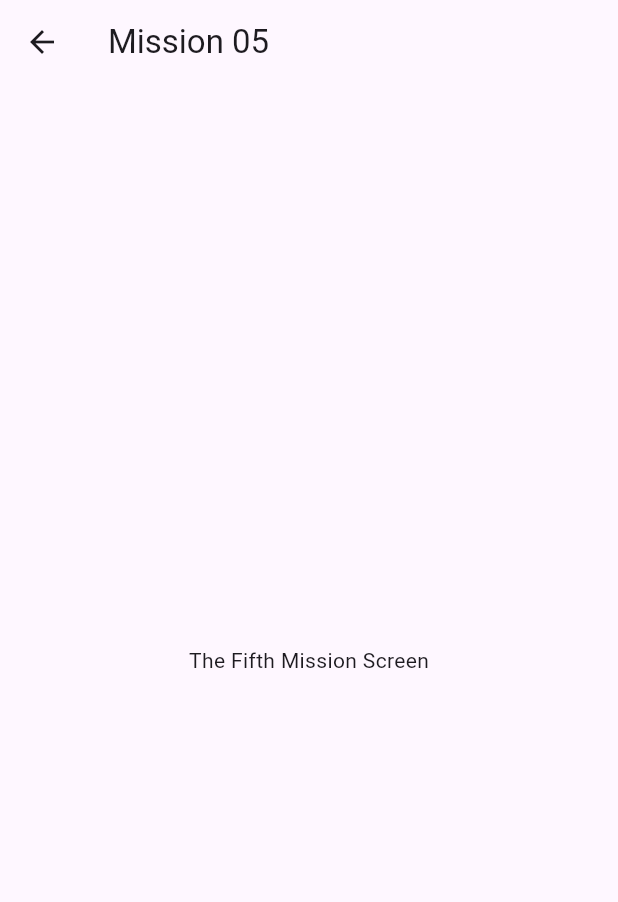
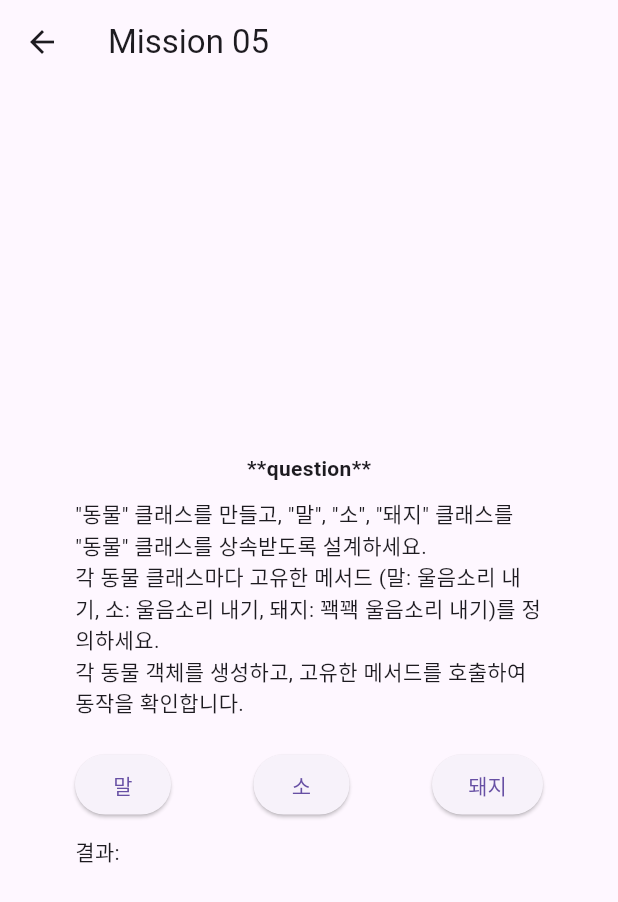
Before and after one commit to drfxsw/flutter_pre, a Flutter app: the Mission05Screen screen opened directly, on a phone screen of 412 x 824 dp. Shown: the top 902 px of the screen. Run offline on Flutter 3.47's test engine with Material 3 defaults, Android fonts, the phone set to English and light mode, and no system bars.

Commit message:
feat: 미션5

```diff
--- a/lib/components/mission_05.dart
+++ b/lib/components/mission_05.dart
@@ -1,16 +1,109 @@
 
 import 'package:flutter/material.dart';
 
-class Mission05Screen extends StatelessWidget {
+class Mission05Screen extends StatefulWidget {
+  const Mission05Screen({super.key});
+
+  @override
+  _Mission05ScreenState createState() => _Mission05ScreenState();
+}
+class _Mission05ScreenState extends State<Mission05Screen> {
+  String result = '';
+
   @override
   Widget build(BuildContext context) {
     return Scaffold(
       appBar: AppBar(
-        title: Text('Mission 05'),
+        title: const Text('Mission 05'),
       ),
       body: Center(
-        child: Text('The Fifth Mission Screen'),
+        child: Column(
+          mainAxisAlignment: MainAxisAlignment.center,
+          children: <Widget>[
+            const Text(
+              '**question**',
+              style: TextStyle(fontWeight: FontWeight.bold),
+            ),
+            const SizedBox(height: 10), // 여백
+            Container(
+                margin: const EdgeInsets.symmetric(horizontal: 50),
+                child: const Column(
+                  crossAxisAlignment: CrossAxisAlignment.start,
+                  children: [
+                    Text(
+                      '"동물" 클래스를 만들고, "말", "소", "돼지" 클래스를 "동물" 클래스를 상속받도록 설계하세요.',
+                    ),
+                    Text(
+                      '각 동물 클래스마다 고유한 메서드 (말: 울음소리 내기, 소: 울음소리 내기, 돼지: 꽥꽥 울음소리 내기)를 정의하세요.',
+                    ),
+                    Text(
+                      '각 동물 객체를 생성하고, 고유한 메서드를 호출하여 동작을 확인합니다.',
+                    ),
+                  ],
+                )
+            ),
+            const SizedBox(height: 20), // 여백
+            Container(
+                margin: EdgeInsets.symmetric(horizontal: 50),
+                width: double.infinity,
+                child: Column(
+                  crossAxisAlignment: CrossAxisAlignment.start,
+                  children: <Widget>[
+                      Row(
+                        mainAxisAlignment: MainAxisAlignment.spaceBetween,
+                        children: [
+                          ElevatedButton(onPressed: () {
+                            setState(() {
+                              Horse horse = Horse();
+                              result = horse.makeSound();
+                            });
+                          }, child: const Text('말')),
+                          ElevatedButton(onPressed: () {
+                            setState(() {
+                              Cow cow = Cow();
+                              result = cow.makeSound();
+                            });
+                          }, child: const Text('소')),
+                          ElevatedButton(onPressed: () {
+                            setState(() {
+                              Pig pig = Pig();
+                              result = pig.makeSound();
+                            });
+                          }, child: const Text('돼지')),
+                        ],
+                      ),
+                      const SizedBox(height: 10),
+                      Text(
+                        '결과: $result',
+                      ),
+                  ],
+                )
+            )
+          ],
+        ),
       ),
     );
   }
+
 }
+class Animal {
+  String name;
+  String sound;
+  Animal({required this.name, required this.sound});
+
+  String makeSound() {
+    return sound;
+  }
+}
+
+class Horse extends Animal {
+  Horse() : super(name: '말', sound: '히이잉');
+}
+
+class Cow extends Animal {
+  Cow() : super(name: '소', sound: '음메');
+}
+
+class Pig extends Animal {
+  Pig() : super(name: '돼지', sound: '꿀꿀');
+}
```
